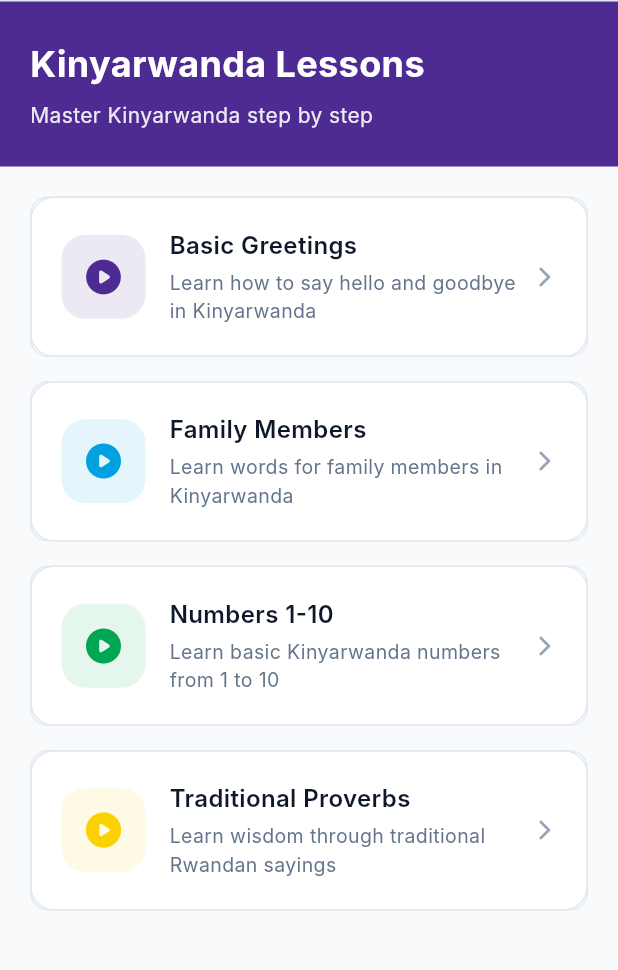
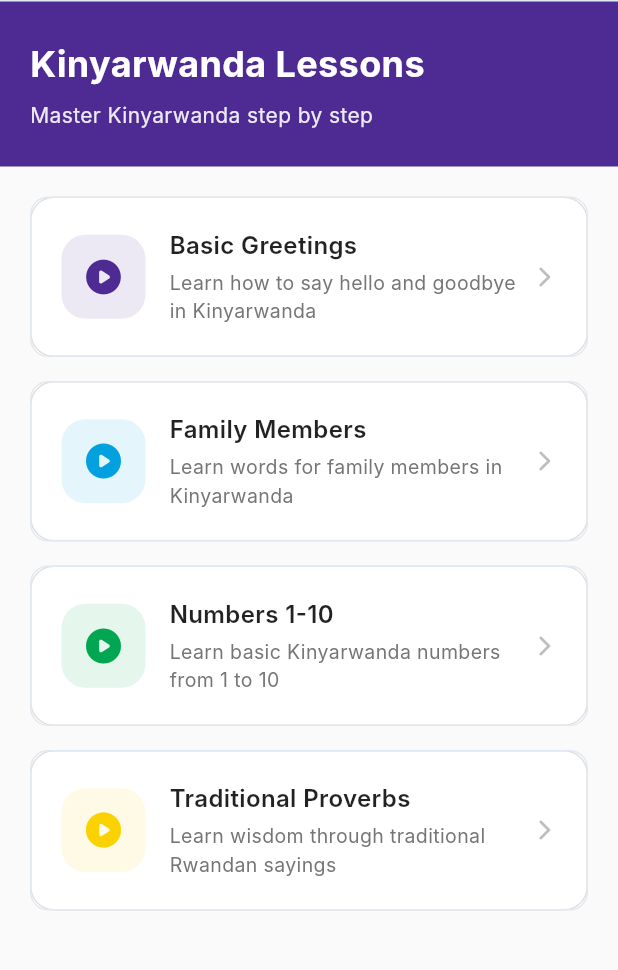
Before and after one commit to karizacharlotte/Kinya_Learn, a Flutter app: the LessonsScreen screen opened by its route, on a phone screen of 412 x 824 dp, the part 120-1090 px from its top. Run offline on Flutter 3.47's test engine with Material 3 defaults, Android fonts, the light colour scheme and no system bars; Roboto replaces fonts that are missing (Inter).

Commit message:
resolved merge conflicts

```diff
--- a/lib/data/kinyarwanda_lessons.dart
+++ b/lib/data/kinyarwanda_lessons.dart
@@ -20,10 +20,24 @@ class KinyarwandaLessons {
           ),
           Exercise(
             id: 'greet2',
-            type: ExerciseType.translation,
-            question: 'Translate: "Good morning"',
+            type: ExerciseType.multipleChoice,
+            question: 'How do you say "Good morning" in Kinyarwanda?',
             correctAnswer: 'Mwaramutse',
             options: ['Mwaramutse', 'Mwiriwe', 'Ijoro ryiza', 'Muraho'],
+          ),
+          Exercise(
+            id: 'greet3',
+            type: ExerciseType.multipleChoice,
+            question: 'How do you say "Good evening" in Kinyarwanda?',
+            correctAnswer: 'Mwiriwe',
+            options: ['Mwiriwe', 'Mwaramutse', 'Ijoro ryiza', 'Murabeho'],
+          ),
+          Exercise(
+            id: 'greet4',
+            type: ExerciseType.multipleChoice,
+            question: 'How do you say "Goodbye" in Kinyarwanda?',
+            correctAnswer: 'Murabeho',
+            options: ['Murabeho', 'Muraho', 'Mwiriwe', 'Mwaramutse'],
           ),
         ],
       ),
@@ -41,6 +55,27 @@ class KinyarwandaLessons {
             question: 'How do you say "mother" in Kinyarwanda?',
             correctAnswer: 'Mama',
             options: ['Mama', 'Papa', 'Mwana', 'Murumuna'],
+          ),
+          Exercise(
+            id: 'family2',
+            type: ExerciseType.multipleChoice,
+            question: 'How do you say "father" in Kinyarwanda?',
+            correctAnswer: 'Papa',
+            options: ['Papa', 'Mama', 'Data', 'Nyoko'],
+          ),
+          Exercise(
+            id: 'family3',
+            type: ExerciseType.multipleChoice,
+            question: 'How do you say "child" in Kinyarwanda?',
+            correctAnswer: 'Umwana',
+            options: ['Umwana', 'Murumuna', 'Mushiki', 'Musaza'],
+          ),
+          Exercise(
+            id: 'family4',
+            type: ExerciseType.multipleChoice,
+            question: 'How do you say "brother" in Kinyarwanda?',
+            correctAnswer: 'Murumuna',
+            options: ['Murumuna', 'Mushiki', 'Mama', 'Papa'],
           ),
         ],
       ),
--- a/lib/pages/lessons_screen.dart
+++ b/lib/pages/lessons_screen.dart
@@ -2,7 +2,6 @@ import 'package:flutter/material.dart';
 import '../components/navigation.dart';
 import '../data/kinyarwanda_lessons.dart';
 import '../models/lesson.dart';
-import '../theme/app_theme.dart';
 
 class LessonsScreen extends StatelessWidget {
   const LessonsScreen({super.key});
@@ -15,7 +14,7 @@ class LessonsScreen extends StatelessWidget {
     final isDesktop = screenWidth > 1200;
 
     return Scaffold(
-      backgroundColor: AppTheme.background,
+      backgroundColor: Colors.grey[50],
       body: SafeArea(
         child: Column(
           children: [
@@ -92,34 +91,6 @@ class LessonsScreen extends StatelessWidget {
     );
   }
 
-  Widget _buildLessonsGrid(BuildContext context, List<Lesson> lessons,
-      bool isTablet, bool isDesktop) {
-    return Padding(
-      padding: EdgeInsets.all(isDesktop ? 32 : (isTablet ? 24 : 20)),
-      child: isDesktop
-          ? GridView.builder(
-              gridDelegate: const SliverGridDelegateWithFixedCrossAxisCount(
-                crossAxisCount: 2,
-                crossAxisSpacing: 24,
-                mainAxisSpacing: 20,
-                childAspectRatio: 3.5,
-              ),
-              itemCount: lessons.length,
-              itemBuilder: (context, index) => _buildLessonCard(
-                  context, lessons[index], index,
-                  isTablet: true),
-            )
-          : ListView.builder(
-              itemCount: lessons.length,
-              itemBuilder: (context, index) => Padding(
-                padding: const EdgeInsets.only(bottom: 16),
-                child: _buildLessonCard(context, lessons[index], index,
-                    isTablet: isTablet),
-              ),
-            ),
-    );
-  }
-
   Widget _buildLessonCard(BuildContext context, Lesson lesson, int index,
       {bool isTablet = false}) {
     final colors = [
@@ -153,9 +124,9 @@ class LessonsScreen extends StatelessWidget {
               child: Container(
                 padding: EdgeInsets.all(isTablet ? 24 : 20),
                 decoration: BoxDecoration(
-                  color: AppTheme.cardBackground,
+                  color: Colors.white,
                   borderRadius: BorderRadius.circular(16),
-                  border: Border.all(color: AppTheme.border, width: 1),
+                  border: Border.all(color: Colors.grey[300]!, width: 1),
                 ),
                 child: Row(
                   children: [
@@ -186,7 +157,7 @@ class LessonsScreen extends StatelessWidget {
                             style: TextStyle(
                               fontSize: isTablet ? 18 : 16,
                               fontWeight: FontWeight.w600,
-                              color: AppTheme.textPrimary,
+                              color: Colors.black87,
                             ),
                           ),
                           const SizedBox(height: 4),
@@ -194,24 +165,24 @@ class LessonsScreen extends StatelessWidget {
                             lesson.description,
                             style: TextStyle(
                               fontSize: isTablet ? 14 : 13,
-                              color: AppTheme.textSecondary,
+                              color: Colors.grey[600],
                             ),
                           ),
                           if (lesson.isCompleted) ...[
                             const SizedBox(height: 8),
                             Row(
                               children: [
-                                Icon(
+                                const Icon(
                                   Icons.star_rounded,
-                                  color: const Color(0xFFFAD201),
+                                  color: Color(0xFFFAD201),
                                   size: 16,
                                 ),
                                 const SizedBox(width: 4),
-                                Text(
+                                const Text(
                                   'Completed',
                                   style: TextStyle(
                                     fontSize: 12,
-                                    color: const Color(0xFFFAD201),
+                                    color: Color(0xFFFAD201),
                                     fontWeight: FontWeight.w500,
                                   ),
                                 ),
@@ -224,7 +195,7 @@ class LessonsScreen extends StatelessWidget {
                     if (lesson.isUnlocked)
                       Icon(
                         Icons.arrow_forward_ios_rounded,
-                        color: AppTheme.textMuted,
+                        color: Colors.grey[400],
                         size: 16,
                       ),
                   ],
```
Also changed, not shown: lib/pages/certificate_screen.dart (+12 -13 lines), lib/pages/lesson_page.dart (+36 -10 lines).
